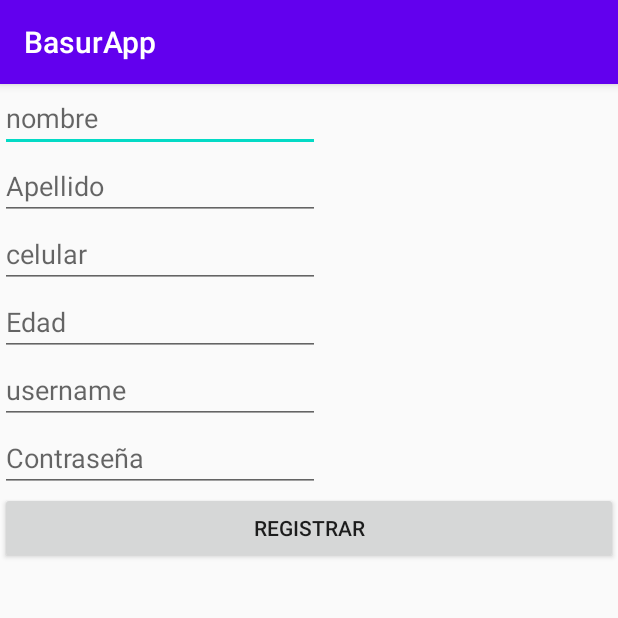
After one commit to carlrey9/ProyectoMoviles, an Android app: the Registro screen opened directly, with no data from a screen before it, on a phone screen of 412 x 824 dp, the top half of it. The commit adds this screen. Run offline under Robolectric (Android 15) with nearby library versions, the phone set to English and light mode, and no system bars; our stand-ins replace Firebase (no records; nobody signed in at launch, a user with empty details on screens opened directly).

Commit message:
registro de usuarios cliente en firebase no autentica

```diff
--- a/BasurApp/app/build.gradle
+++ b/BasurApp/app/build.gradle
@@ -1,4 +1,5 @@
 apply plugin: 'com.android.application'
+apply plugin: 'com.google.gms.google-services'
 
 android {
     compileSdkVersion 29
@@ -31,4 +32,8 @@ dependencies {
     testImplementation 'junit:junit:4.12'
     androidTestImplementation 'androidx.test.ext:junit:1.1.1'
     androidTestImplementation 'androidx.test.espresso:espresso-core:3.2.0'
+
+    implementation 'com.google.firebase:firebase-firestore:21.4.3'
+    implementation 'com.google.firebase:firebase-core:17.4.0'
+    implementation "androidx.core:core-ktx:+"
 }
--- /dev/null
+++ b/BasurApp/app/src/main/java/co/edu/unab/proyectomoviles/basurapp/Registro.java
@@ -0,0 +1,92 @@
+package co.edu.unab.proyectomoviles.basurapp;
+
+import androidx.annotation.NonNull;
+import androidx.appcompat.app.AppCompatActivity;
+
+import android.os.Bundle;
+import android.view.View;
+import android.widget.Button;
+import android.widget.EditText;
+import android.widget.Toast;
+
+import com.google.android.gms.tasks.OnCompleteListener;
+import com.google.android.gms.tasks.Task;
+import com.google.firebase.firestore.DocumentReference;
+import com.google.firebase.firestore.FirebaseFirestore;
+import com.google.firebase.firestore.GeoPoint;
+
+public class Registro extends AppCompatActivity {
+
+    private EditText edtNombreRegistro;
+    private EditText edtApellidoRegistro;
+    private EditText edtCelularRegistro;
+    private EditText edtEdadRegistro;
+    private EditText edtUserNameRegistro;
+    private EditText edtPasswordRegistro;
+    private Button btnRegistrarRegistro;
+
+
+    @Override
+    protected void onCreate(Bundle savedInstanceState) {
+        super.onCreate(savedInstanceState);
+        setContentView(R.layout.activity_registro);
+
+        asociarElementos();
+
+        clickRegistrar();
+
+    }
+
+    public void asociarElementos(){
+        edtNombreRegistro = findViewById(R.id.edt_nombre_registro);
+        edtApellidoRegistro = findViewById(R.id.edt_apellido_registro);
+        edtCelularRegistro = findViewById(R.id.edt_celular_registro);
+        edtEdadRegistro = findViewById(R.id.edt_edad_registro);
+        edtUserNameRegistro = findViewById(R.id.edt_crear_username);
+        edtPasswordRegistro = findViewById(R.id.edt_crear_password);
+
+        btnRegistrarRegistro = findViewById(R.id.btn_registrar_registro);
+    }
+
+    public void clickRegistrar(){
+
+        btnRegistrarRegistro.setOnClickListener(new View.OnClickListener() {
+            @Override
+            public void onClick(View v) {
+                if(edtNombreRegistro.getText().toString().isEmpty() ||
+                        edtApellidoRegistro.getText().toString().isEmpty() ||
+                        edtCelularRegistro.getText().toString().isEmpty() ||
+                        edtEdadRegistro.getText().toString().isEmpty()||
+                        edtUserNameRegistro.getText().toString().isEmpty() ||
+                        edtPasswordRegistro.getText().toString().isEmpty())
+                {
+                    Toast.makeText(Registro.this, "Debe completar todos los campos ", Toast.LENGTH_LONG).show();
+
+                }else{
+                    Cliente nuevoCliente = new Cliente(edtNombreRegistro.getText().toString(),
+                            edtApellidoRegistro.getText().toString(),
+                            Double.parseDouble(edtCelularRegistro.getText().toString()),
+                            Integer.parseInt(edtEdadRegistro.getText().toString()),
+                            edtUserNameRegistro.getText().toString(),edtPasswordRegistro.getText().toString());
+
+                    FirebaseFirestore firestoreDB = FirebaseFirestore.getInstance();
+                    firestoreDB.collection("usuarios_cliente").add(nuevoCliente).addOnCompleteListener(new OnCompleteListener<DocumentReference>() {
+                        @Override
+                        public void onComplete(@NonNull Task<DocumentReference> task) {
+                            Toast.makeText(Registro.this, "registrado", Toast.LENGTH_LONG).show();
+                            finish();
+                        }
+                    });
+
+
+                }
+
+            }
+        });
+
+
+
+
+
+    }
+}
--- a/BasurApp/app/src/main/res/layout/activity_registro.xml
+++ b/BasurApp/app/src/main/res/layout/activity_registro.xml
@@ -5,7 +5,7 @@
     android:layout_width="match_parent"
     android:layout_height="match_parent"
     android:orientation="vertical"
-    tools:context=".registro">
+    tools:context=".Registro">
 
     <EditText
         android:id="@+id/edt_nombre_registro"
@@ -39,6 +39,22 @@
         android:hint="Edad"
         android:inputType="textPersonName" />
 
+    <EditText
+        android:id="@+id/edt_crear_username"
+        android:layout_width="wrap_content"
+        android:layout_height="wrap_content"
+        android:ems="10"
+        android:hint="@string/texto_usuario"
+        android:inputType="textPersonName" />
+
+    <EditText
+        android:id="@+id/edt_crear_password"
+        android:layout_width="wrap_content"
+        android:layout_height="wrap_content"
+        android:ems="10"
+        android:hint="@string/texto_contraseña"
+        android:inputType="textPersonName" />
+
     <Button
         android:id="@+id/btn_registrar_registro"
         android:layout_width="match_parent"
--- a/BasurApp/build.gradle
+++ b/BasurApp/build.gradle
@@ -9,6 +9,7 @@ buildscript {
     }
     dependencies {
         classpath 'com.android.tools.build:gradle:3.6.1'
+        classpath 'com.google.gms:google-services:4.2.0'
 
 
         // NOTE: Do not place your application dependencies here; they belong
```
Also changed, not shown: BasurApp/app/src/main/AndroidManifest.xml (+6 -3 lines), BasurApp/app/src/main/java/co/edu/unab/proyectomoviles/basurapp/Cliente.java (added, +96 -0 lines), BasurApp/app/src/main/java/co/edu/unab/proyectomoviles/basurapp/LoginActivity.java (added, +128 -0 lines), BasurApp/app/src/main/java/co/edu/unab/proyectomoviles/basurapp/MainActivity.java (+2 -25 lines), BasurApp/app/src/main/java/co/edu/unab/proyectomoviles/basurapp/Postlogin.java (added, +31 -0 lines), BasurApp/app/src/main/java/co/edu/unab/proyectomoviles/basurapp/postlogin.java (deleted, +0 -14 lines), BasurApp/app/src/main/java/co/edu/unab/proyectomoviles/basurapp/registro.java (deleted, +0 -14 lines), BasurApp/app/src/main/res/layout/activity_login.xml (added, +56 -0 lines), BasurApp/app/src/main/res/layout/activity_postlogin.xml (+12 -11 lines), BasurApp/app/src/main/res/values/strings.xml (+18 -0 lines), 2 other files.
